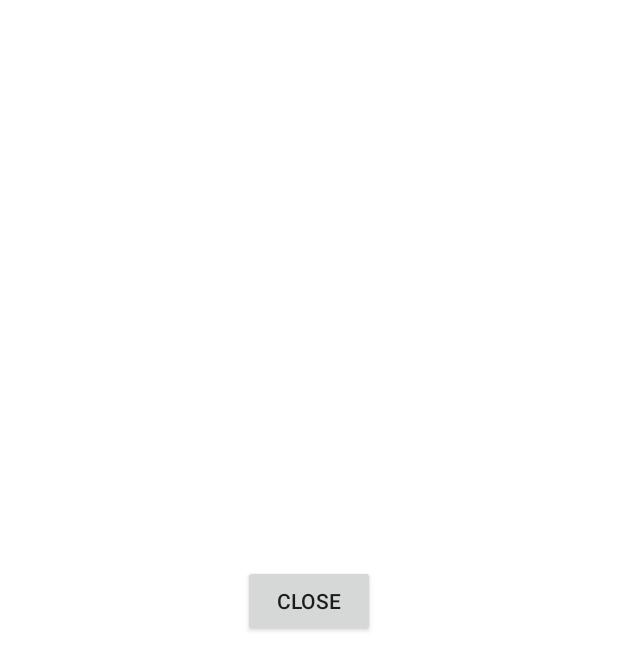
After one commit to SLIIT-HCI/finance-app, an Android app: the layout activity_add_transactions.xml on its own in the app's theme, with its tools: preview values and no code run, on a phone screen of 412 x 824 dp. The commit adds this screen. Shown: the top 670 px of the screen. Run offline under Robolectric (Android 15) with nearby library versions, the phone set to English and light mode, and no system bars; Roboto replaces fonts that are not available here.

Commit message:
Add Transactions Popup Form Created

```diff
--- a/app/src/main/AndroidManifest.xml
+++ b/app/src/main/AndroidManifest.xml
@@ -11,7 +11,9 @@
         android:roundIcon="@mipmap/ic_launcher_round"
         android:supportsRtl="true"
         android:theme="@style/AppTheme">
-        <activity android:name=".EmailVerificationActivity"></activity>
+        <activity android:name=".AddTransactionsActivity"
+            android:theme="@style/AppTheme.PopUp"></activity>
+        <activity android:name=".EmailVerificationActivity" />
         <activity
             android:name=".NavigationDrawer"
             android:theme="@style/AppTheme.NoActionBar" />
--- a/app/src/main/java/com/example/financemanagementapp/TransactionsFragment.java
+++ b/app/src/main/java/com/example/financemanagementapp/TransactionsFragment.java
@@ -6,6 +6,7 @@ import androidx.appcompat.app.AppCompatActivity;
 import androidx.fragment.app.Fragment;
 import androidx.fragment.app.FragmentTransaction;
 
+import android.content.Intent;
 import android.os.Bundle;
 import android.view.ContextMenu;
 import android.view.Gravity;
@@ -88,6 +89,8 @@ public class TransactionsFragment extends Fragment implements PopupMenu.OnMenuIt
     public boolean onOptionsItemSelected(@NonNull MenuItem item) {
         switch(item.getItemId()) {
             case R.id.manualEntry:
+                Intent addTransactions = new Intent(getContext(), AddTransactionsActivity.class);
+                startActivity(addTransactions);
                 Toast.makeText(getContext(), "Manual Entry", Toast.LENGTH_SHORT).show();
                 return true;
             case R.id.receiptCapture:
@@ -106,6 +109,8 @@ public class TransactionsFragment extends Fragment implements PopupMenu.OnMenuIt
     public boolean onMenuItemClick(MenuItem menuItem) {
         switch (menuItem.getItemId()) {
             case R.id.manualEntry:
+                Intent addTransactions = new Intent(getContext(), AddTransactionsActivity.class);
+                startActivity(addTransactions);
                 Toast.makeText(getContext(), "Manual Entry", Toast.LENGTH_SHORT).show();
                 return true;
             case R.id.receiptCapture:
--- /dev/null
+++ b/app/src/main/res/drawable/add_transactions.xml
@@ -0,0 +1,10 @@
+<?xml version="1.0" encoding="utf-8"?>
+<shape xmlns:android="http://schemas.android.com/apk/res/android">
+
+    <gradient android:startColor="@color/white"
+        android:endColor="@color/white"
+        android:angle="90"></gradient>
+
+    <corners android:radius="0dp" />
+
+</shape>
--- /dev/null
+++ b/app/src/main/res/layout/activity_add_transactions.xml
@@ -0,0 +1,22 @@
+<?xml version="1.0" encoding="utf-8"?>
+<androidx.constraintlayout.widget.ConstraintLayout xmlns:android="http://schemas.android.com/apk/res/android"
+    xmlns:app="http://schemas.android.com/apk/res-auto"
+    xmlns:tools="http://schemas.android.com/tools"
+    android:layout_width="match_parent"
+    android:layout_height="match_parent"
+    android:background="@drawable/add_transactions"
+    tools:context=".AddTransactionsActivity">
+
+
+    <Button
+        android:id="@+id/closeBtn"
+        android:layout_width="wrap_content"
+        android:layout_height="wrap_content"
+        android:layout_marginTop="330dp"
+        android:layout_marginBottom="353dp"
+        android:text="Close"
+        app:layout_constraintBottom_toBottomOf="parent"
+        app:layout_constraintEnd_toEndOf="parent"
+        app:layout_constraintStart_toStartOf="parent"
+        app:layout_constraintTop_toTopOf="parent" />
+</androidx.constraintlayout.widget.ConstraintLayout>
--- a/app/src/main/res/values/styles.xml
+++ b/app/src/main/res/values/styles.xml
@@ -27,4 +27,11 @@
         <item name="android:dropDownVerticalOffset">4dp</item>
     </style>
 
+    <style name="AppTheme.PopUp">
+        <item name="windowActionBar">false</item>
+        <item name="windowNoTitle">true</item>
+        <item name="android:windowIsTranslucent">true</item>
+        <item name="android:windowCloseOnTouchOutside">true</item>
+    </style>
+
 </resources>
```
Also changed, not shown: app/src/main/java/com/example/financemanagementapp/AddTransactionsActivity.java (added, +43 -0 lines).
